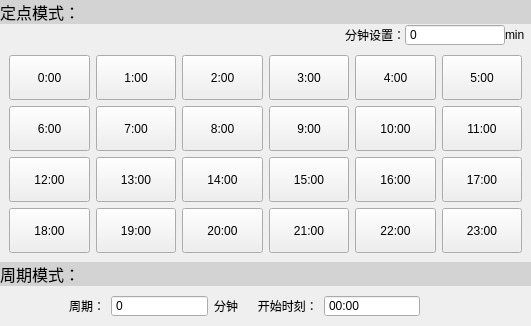
DREAM251/WaterMonitoring, file measuremode.ui: the form before one commit.
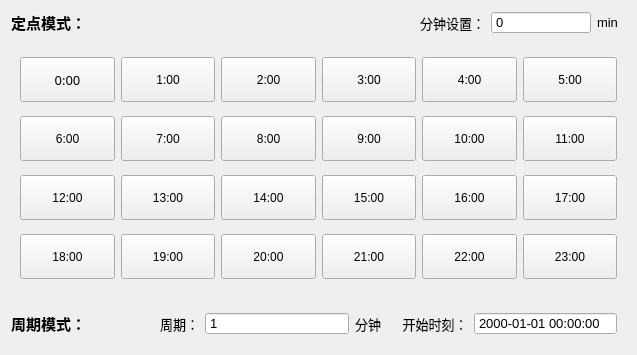
The form after the commit.

Commit message: 更改字体和界面

Diff of the .ui file:
```diff
--- a/measuremode.ui
+++ b/measuremode.ui
@@ -6,15 +6,20 @@
    <rect>
     <x>0</x>
     <y>0</y>
-    <width>531</width>
-    <height>325</height>
+    <width>637</width>
+    <height>355</height>
    </rect>
   </property>
+  <property name="font">
+   <font>
+    <pointsize>11</pointsize>
+   </font>
+  </property>
   <property name="windowTitle">
    <string>Frame</string>
   </property>
   <property name="styleSheet">
-   <string notr="true">#measureOption,#measureMode,#fixMode{background-color: lightGray;font: 75 12pt;}
+   <string notr="true">#measureOption,#measureMode,#fixMode{background-color: lightGray;font: 75 9pt;}
 </string>
   </property>
   <property name="frameShape">
@@ -23,70 +28,132 @@
   <property name="frameShadow">
    <enum>QFrame::Raised</enum>
   </property>
-  <layout class="QVBoxLayout" name="verticalLayout">
-   <property name="spacing">
-    <number>0</number>
-   </property>
-   <property name="margin">
-    <number>0</number>
-   </property>
-   <item>
-    <widget class="QLabel" name="fixMode">
+  <layout class="QGridLayout" name="gridLayout_2">
+   <item row="2" column="0" colspan="4">
+    <widget class="QWidget" name="widget_2" native="true">
      <property name="sizePolicy">
       <sizepolicy hsizetype="Preferred" vsizetype="Fixed">
        <horstretch>0</horstretch>
        <verstretch>0</verstretch>
       </sizepolicy>
      </property>
-     <property name="text">
-      <string>定点模式：</string>
+     <property name="font">
+      <font>
+       <pointsize>10</pointsize>
+      </font>
      </property>
+     <layout class="QHBoxLayout" name="horizontalLayout">
+      <property name="leftMargin">
+       <number>0</number>
+      </property>
+      <item>
+       <widget class="QLabel" name="label_4">
+        <property name="font">
+         <font>
+          <pointsize>11</pointsize>
+          <weight>75</weight>
+          <bold>true</bold>
+         </font>
+        </property>
+        <property name="text">
+         <string>周期模式：</string>
+        </property>
+       </widget>
+      </item>
+      <item>
+       <widget class="QLabel" name="label_12">
+        <property name="sizePolicy">
+         <sizepolicy hsizetype="Fixed" vsizetype="Preferred">
+          <horstretch>0</horstretch>
+          <verstretch>0</verstretch>
+         </sizepolicy>
+        </property>
+        <property name="font">
+         <font>
+          <pointsize>10</pointsize>
+         </font>
+        </property>
+        <property name="text">
+         <string>周期：</string>
+        </property>
+        <property name="alignment">
+         <set>Qt::AlignRight|Qt::AlignTrailing|Qt::AlignVCenter</set>
+        </property>
+       </widget>
+      </item>
+      <item>
+       <widget class="QSpinBox" name="MeasurePeriod">
+        <property name="font">
+         <font>
+          <pointsize>10</pointsize>
+         </font>
+        </property>
+        <property name="buttonSymbols">
+         <enum>QAbstractSpinBox::NoButtons</enum>
+        </property>
+        <property name="minimum">
+         <number>1</number>
+        </property>
+       </widget>
+      </item>
+      <item>
+       <widget class="QLabel" name="label_11">
+        <property name="sizePolicy">
+         <sizepolicy hsizetype="Fixed" vsizetype="Preferred">
+          <horstretch>0</horstretch>
+          <verstretch>0</verstretch>
+         </sizepolicy>
+        </property>
+        <property name="font">
+         <font>
+          <pointsize>10</pointsize>
+         </font>
+        </property>
+        <property name="text">
+         <string>分钟      开始时刻：</string>
+        </property>
+       </widget>
+      </item>
+      <item>
+       <widget class="QDateTimeEdit" name="MeasureStartTime">
+        <property name="font">
+         <font>
+          <pointsize>10</pointsize>
+         </font>
+        </property>
+        <property name="buttonSymbols">
+         <enum>QAbstractSpinBox::NoButtons</enum>
+        </property>
+        <property name="displayFormat">
+         <string>yyyy-MM-dd hh:mm:ss</string>
+        </property>
+       </widget>
+      </item>
+     </layout>
     </widget>
    </item>
-   <item>
-    <layout class="QHBoxLayout" name="horizontalLayout_2">
-     <item>
-      <widget class="QLabel" name="label">
-       <property name="sizePolicy">
-        <sizepolicy hsizetype="Expanding" vsizetype="Preferred">
-         <horstretch>0</horstretch>
-         <verstretch>0</verstretch>
-        </sizepolicy>
-       </property>
-       <property name="text">
-        <string>分钟设置：</string>
-       </property>
-       <property name="alignment">
-        <set>Qt::AlignRight|Qt::AlignTrailing|Qt::AlignVCenter</set>
-       </property>
-      </widget>
-     </item>
-     <item>
-      <widget class="QSpinBox" name="PointMin">
-       <property name="minimumSize">
-        <size>
-         <width>100</width>
-         <height>0</height>
-        </size>
-       </property>
-       <property name="buttonSymbols">
-        <enum>QAbstractSpinBox::NoButtons</enum>
-       </property>
-       <property name="maximum">
-        <number>59</number>
-       </property>
-      </widget>
-     </item>
-     <item>
-      <widget class="QLabel" name="label_2">
-       <property name="text">
-        <string>min  </string>
-       </property>
-      </widget>
-     </item>
-    </layout>
+   <item row="0" column="2">
+    <widget class="QSpinBox" name="PointMin">
+     <property name="minimumSize">
+      <size>
+       <width>100</width>
+       <height>0</height>
+      </size>
+     </property>
+     <property name="font">
+      <font>
+       <pointsize>10</pointsize>
+      </font>
+     </property>
+     <property name="buttonSymbols">
+      <enum>QAbstractSpinBox::NoButtons</enum>
+     </property>
+     <property name="maximum">
+      <number>59</number>
+     </property>
+    </widget>
    </item>
-   <item>
+   <item row="1" column="0" colspan="4">
     <widget class="QWidget" name="widget" native="true">
      <property name="sizePolicy">
       <sizepolicy hsizetype="Preferred" vsizetype="Expanding">
@@ -94,170 +161,16 @@
        <verstretch>0</verstretch>
       </sizepolicy>
      </property>
+     <property name="font">
+      <font>
+       <pointsize>9</pointsize>
+      </font>
+     </property>
      <property name="styleSheet">
-      <string notr="true">QPushButton::checked{background-color: rgb(3, 134, 18);}</string>
+      <string notr="true">QPushButton::checked{background-color: rgb(3, 134, 18);}
+font: 8pt &quot;Sans Serif&quot;;</string>
      </property>
      <layout class="QGridLayout" name="gridLayout">
-      <item row="0" column="0">
-       <widget class="QPushButton" name="point_1">
-        <property name="minimumSize">
-         <size>
-          <width>0</width>
-          <height>45</height>
-         </size>
-        </property>
-        <property name="text">
-         <string>0:00</string>
-        </property>
-        <property name="checkable">
-         <bool>true</bool>
-        </property>
-       </widget>
-      </item>
-      <item row="0" column="1">
-       <widget class="QPushButton" name="point_2">
-        <property name="minimumSize">
-         <size>
-          <width>0</width>
-          <height>45</height>
-         </size>
-        </property>
-        <property name="text">
-         <string>1:00</string>
-        </property>
-        <property name="checkable">
-         <bool>true</bool>
-        </property>
-       </widget>
-      </item>
-      <item row="0" column="2">
-       <widget class="QPushButton" name="point_3">
-        <property name="minimumSize">
-         <size>
-          <width>0</width>
-          <height>45</height>
-         </size>
-        </property>
-        <property name="text">
-         <string>2:00</string>
-        </property>
-        <property name="checkable">
-         <bool>true</bool>
-        </property>
-       </widget>
-      </item>
-      <item row="0" column="3">
-       <widget class="QPushButton" name="point_4">
-        <property name="minimumSize">
-         <size>
-          <width>0</width>
-          <height>45</height>
-         </size>
-        </property>
-        <property name="text">
-         <string>3:00</string>
-        </property>
-        <property name="checkable">
-         <bool>true</bool>
-        </property>
-       </widget>
-      </item>
-      <item row="0" column="4">
-       <widget class="QPushButton" name="point_5">
-        <property name="minimumSize">
-         <size>
-          <width>0</width>
-          <height>45</height>
-         </size>
-        </property>
-        <property name="text">
-         <string>4:00</string>
-        </property>
-        <property name="checkable">
-         <bool>true</bool>
-        </property>
-       </widget>
-      </item>
-      <item row="0" column="5">
-       <widget class="QPushButton" name="point_6">
-        <property name="minimumSize">
-         <size>
-          <width>0</width>
-          <height>45</height>
-         </size>
-        </property>
-        <property name="text">
-         <string>5:00</string>
-        </property>
-        <property name="checkable">
-         <bool>true</bool>
-        </property>
-       </widget>
-      </item>
-      <item row="1" column="0">
-       <widget class="QPushButton" name="point_7">
-        <property name="minimumSize">
-         <size>
-          <width>0</width>
-          <height>45</height>
-         </size>
-        </property>
-        <property name="text">
-         <string>6:00</string>
-        </property>
-        <property name="checkable">
-         <bool>true</bool>
-        </property>
-       </widget>
-      </item>
-      <item row="1" column="1">
-       <widget class="QPushButton" name="point_8">
-        <property name="minimumSize">
-         <size>
-          <width>0</width>
-          <height>45</height>
-         </size>
-        </property>
-        <property name="text">
-         <string>7:00</string>
-        </property>
-        <property name="checkable">
-         <bool>true</bool>
-        </property>
-       </widget>
-      </item>
-      <item row="1" column="2">
-       <widget class="QPushButton" name="point_9">
-        <property name="minimumSize">
-         <size>
-          <width>0</width>
-          <height>45</height>
-         </size>
-        </property>
-        <property name="text">
-         <string>8:00</string>
-        </property>
-        <property name="checkable">
-         <bool>true</bool>
-        </property>
-       </widget>
-      </item>
-      <item row="1" column="3">
-       <widget class="QPushButton" name="point_10">
-        <property name="minimumSize">
-         <size>
-          <width>0</width>
-          <height>45</height>
-         </size>
-        </property>
-        <property name="text">
-         <string>9:00</string>
-        </property>
-        <property name="checkable">
-         <bool>true</bool>
-        </property>
-       </widget>
-      </item>
       <item row="1" column="4">
        <widget class="QPushButton" name="point_11">
         <property name="minimumSize">
@@ -266,6 +179,9 @@
           <height>45</height>
          </size>
         </property>
+        <property name="styleSheet">
+         <string notr="true">font: 10pt &quot;Sans Serif&quot;;</string>
+        </property>
         <property name="text">
          <string>10:00</string>
         </property>
@@ -274,6 +190,63 @@
         </property>
        </widget>
       </item>
+      <item row="3" column="3">
+       <widget class="QPushButton" name="point_22">
+        <property name="minimumSize">
+         <size>
+          <width>0</width>
+          <height>45</height>
+         </size>
+        </property>
+        <property name="styleSheet">
+         <string notr="true">font: 10pt &quot;Sans Serif&quot;;</string>
+        </property>
+        <property name="text">
+         <string>21:00</string>
+        </property>
+        <property name="checkable">
+         <bool>true</bool>
+        </property>
+       </widget>
+      </item>
+      <item row="3" column="5">
+       <widget class="QPushButton" name="point_24">
+        <property name="minimumSize">
+         <size>
+          <width>0</width>
+          <height>45</height>
+         </size>
+        </property>
+        <property name="styleSheet">
+         <string notr="true">font: 10pt &quot;Sans Serif&quot;;</string>
+        </property>
+        <property name="text">
+         <string>23:00</string>
+        </property>
+        <property name="checkable">
+         <bool>true</bool>
+        </property>
+       </widget>
+      </item>
+      <item row="2" column="5">
+       <widget class="QPushButton" name="point_18">
+        <property name="minimumSize">
+         <size>
+          <width>0</width>
+          <height>45</height>
+         </size>
+        </property>
+        <property name="styleSheet">
+         <string notr="true">font: 10pt &quot;Sans Serif&quot;;</string>
+        </property>
+        <property name="text">
+         <string>17:00</string>
+        </property>
+        <property name="checkable">
+         <bool>true</bool>
+        </property>
+       </widget>
+      </item>
       <item row="1" column="5">
        <widget class="QPushButton" name="point_12">
         <property name="minimumSize">
@@ -282,6 +255,9 @@
           <height>45</height>
          </size>
         </property>
+        <property name="styleSheet">
+         <string notr="true">font: 10pt &quot;Sans Serif&quot;;</string>
+        </property>
         <property name="text">
          <string>11:00</string>
         </property>
@@ -290,48 +266,133 @@
         </property>
        </widget>
       </item>
-      <item row="2" column="0">
-       <widget class="QPushButton" name="point_13">
+      <item row="1" column="2">
+       <widget class="QPushButton" name="point_9">
         <property name="minimumSize">
          <size>
           <width>0</width>
           <height>45</height>
          </size>
         </property>
+        <property name="styleSheet">
+         <string notr="true">font: 10pt &quot;Sans Serif&quot;;</string>
+        </property>
         <property name="text">
-         <string>12:00</string>
+         <string>8:00</string>
         </property>
         <property name="checkable">
          <bool>true</bool>
         </property>
        </widget>
       </item>
-      <item row="2" column="1">
-       <widget class="QPushButton" name="point_14">
+      <item row="1" column="3">
+       <widget class="QPushButton" name="point_10">
         <property name="minimumSize">
          <size>
           <width>0</width>
           <height>45</height>
          </size>
         </property>
+        <property name="styleSheet">
+         <string notr="true">font: 10pt &quot;Sans Serif&quot;;</string>
+        </property>
         <property name="text">
-         <string>13:00</string>
+         <string>9:00</string>
         </property>
         <property name="checkable">
          <bool>true</bool>
         </property>
        </widget>
       </item>
-      <item row="2" column="2">
-       <widget class="QPushButton" name="point_15">
+      <item row="0" column="5">
+       <widget class="QPushButton" name="point_6">
         <property name="minimumSize">
          <size>
           <width>0</width>
           <height>45</height>
          </size>
         </property>
+        <property name="styleSheet">
+         <string notr="true">font: 10pt &quot;Sans Serif&quot;;</string>
+        </property>
         <property name="text">
-         <string>14:00</string>
+         <string>5:00</string>
+        </property>
+        <property name="checkable">
+         <bool>true</bool>
+        </property>
+       </widget>
+      </item>
+      <item row="1" column="0">
+       <widget class="QPushButton" name="point_7">
+        <property name="minimumSize">
+         <size>
+          <width>0</width>
+          <height>45</height>
+         </size>
+        </property>
+        <property name="styleSheet">
+         <string notr="true">font: 10pt &quot;Sans Serif&quot;;</string>
+        </property>
+        <property name="text">
+         <string>6:00</string>
+        </property>
+        <property name="checkable">
+         <bool>true</bool>
+        </property>
+       </widget>
+      </item>
+      <item row="3" column="4">
+       <widget class="QPushButton" name="point_23">
+        <property name="minimumSize">
+         <size>
+          <width>0</width>
+          <height>45</height>
+         </size>
+        </property>
+        <property name="styleSheet">
+         <string notr="true">font: 10pt &quot;Sans Serif&quot;;</string>
+        </property>
+        <property name="text">
+         <string>22:00</string>
+        </property>
+        <property name="checkable">
+         <bool>true</bool>
+        </property>
+       </widget>
+      </item>
+      <item row="0" column="3">
+       <widget class="QPushButton" name="point_4">
+        <property name="minimumSize">
+         <size>
+          <width>0</width>
+          <height>45</height>
+         </size>
+        </property>
+        <property name="styleSheet">
+         <string notr="true">font: 10pt &quot;Sans Serif&quot;;</string>
+        </property>
+        <property name="text">
+         <string>3:00</string>
+        </property>
+        <property name="checkable">
+         <bool>true</bool>
+        </property>
+       </widget>
+      </item>
+      <item row="0" column="1">
+       <widget class="QPushButton" name="point_2">
+        <property name="minimumSize">
+         <size>
+          <width>0</width>
+          <height>45</height>
+         </size>
+        </property>
+        <property name="styleSheet">
+         <string notr="true">font: 10pt &quot;Sans Serif&quot;;</string>
+        </property>
+        <property name="text">
+         <string>1:00</string>
         </property>
         <property name="checkable">
          <bool>true</bool>
@@ -346,6 +407,9 @@
           <height>45</height>
          </size>
         </property>
+        <property name="styleSheet">
+         <string notr="true">font: 10pt &quot;Sans Serif&quot;;</string>
+        </property>
         <property name="text">
          <string>15:00</string>
         </property>
@@ -362,6 +426,9 @@
           <height>45</height>
          </size>
         </property>
+        <property name="styleSheet">
+         <string notr="true">font: 10pt &quot;Sans Serif&quot;;</string>
+        </property>
         <property name="text">
          <string>16:00</string>
         </property>
@@ -370,32 +437,57 @@
         </property>
        </widget>
       </item>
-      <item row="2" column="5">
-       <widget class="QPushButton" name="point_18">
+      <item row="0" column="2">
+       <widget class="QPushButton" name="point_3">
         <property name="minimumSize">
          <size>
           <width>0</width>
           <height>45</height>
          </size>
         </property>
+        <property name="styleSheet">
+         <string notr="true">font: 10pt &quot;Sans Serif&quot;;</string>
+        </property>
         <property name="text">
-         <string>17:00</string>
+         <string>2:00</string>
         </property>
         <property name="checkable">
          <bool>true</bool>
         </property>
        </widget>
       </item>
-      <item row="3" column="0">
-       <widget class="QPushButton" name="point_19">
+      <item row="2" column="1">
+       <widget class="QPushButton" name="point_14">
         <property name="minimumSize">
          <size>
           <width>0</width>
           <height>45</height>
          </size>
         </property>
+        <property name="styleSheet">
+         <string notr="true">font: 10pt &quot;Sans Serif&quot;;</string>
+        </property>
         <property name="text">
-         <string>18:00</string>
+         <string>13:00</string>
+        </property>
+        <property name="checkable">
+         <bool>true</bool>
+        </property>
+       </widget>
+      </item>
+      <item row="1" column="1">
+       <widget class="QPushButton" name="point_8">
+        <property name="minimumSize">
+         <size>
+          <width>0</width>
+          <height>45</height>
+         </size>
+        </property>
+        <property name="styleSheet">
+         <string notr="true">font: 10pt &quot;Sans Serif&quot;;</string>
+        </property>
+        <property name="text">
+         <string>7:00</string>
         </property>
         <property name="checkable">
          <bool>true</bool>
@@ -410,6 +502,9 @@
           <height>45</height>
          </size>
         </property>
+        <property name="styleSheet">
+         <string notr="true">font: 10pt &quot;Sans Serif&quot;;</string>
+        </property>
         <property name="text">
          <string>19:00</string>
         </property>
@@ -426,6 +521,9 @@
           <height>45</height>
          </size>
         </property>
+        <property name="styleSheet">
+         <string notr="true">font: 10pt &quot;Sans Serif&quot;;</string>
+        </property>
         <property name="text">
          <string>20:00</string>
         </property>
@@ -434,142 +532,167 @@
         </property>
        </widget>
       </item>
-      <item row="3" column="3">
-       <widget class="QPushButton" name="point_22">
+      <item row="0" column="0">
+       <widget class="QPushButton" name="point_1">
         <property name="minimumSize">
          <size>
           <width>0</width>
           <height>45</height>
          </size>
         </property>
+        <property name="font">
+         <font>
+          <family>Sans Serif</family>
+          <pointsize>10</pointsize>
+          <weight>50</weight>
+          <italic>false</italic>
+          <bold>false</bold>
+         </font>
+        </property>
+        <property name="styleSheet">
+         <string notr="true">font: 10pt &quot;Sans Serif&quot;;</string>
+        </property>
         <property name="text">
-         <string>21:00</string>
+         <string>0:00</string>
         </property>
         <property name="checkable">
          <bool>true</bool>
         </property>
        </widget>
       </item>
-      <item row="3" column="4">
-       <widget class="QPushButton" name="point_23">
+      <item row="0" column="4">
+       <widget class="QPushButton" name="point_5">
         <property name="minimumSize">
          <size>
           <width>0</width>
           <height>45</height>
          </size>
         </property>
+        <property name="styleSheet">
+         <string notr="true">font: 10pt &quot;Sans Serif&quot;;</string>
+        </property>
         <property name="text">
-         <string>22:00</string>
+         <string>4:00</string>
         </property>
         <property name="checkable">
          <bool>true</bool>
         </property>
        </widget>
       </item>
-      <item row="3" column="5">
-       <widget class="QPushButton" name="point_24">
+      <item row="3" column="0">
+       <widget class="QPushButton" name="point_19">
         <property name="minimumSize">
          <size>
           <width>0</width>
           <height>45</height>
          </size>
         </property>
+        <property name="styleSheet">
+         <string notr="true">font: 10pt &quot;Sans Serif&quot;;</string>
+        </property>
         <property name="text">
-         <string>23:00</string>
+         <string>18:00</string>
         </property>
         <property name="checkable">
          <bool>true</bool>
         </property>
        </widget>
       </item>
-     </layout>
-    </widget>
-   </item>
-   <item>
-    <widget class="QLabel" name="measureOption">
-     <property name="sizePolicy">
-      <sizepolicy hsizetype="Preferred" vsizetype="Fixed">
-       <horstretch>0</horstretch>
-       <verstretch>0</verstretch>
-      </sizepolicy>
-     </property>
-     <property name="text">
-      <string>周期模式：</string>
-     </property>
-    </widget>
-   </item>
-   <item>
-    <widget class="QWidget" name="widget_2" native="true">
-     <property name="sizePolicy">
-      <sizepolicy hsizetype="Preferred" vsizetype="Fixed">
-       <horstretch>0</horstretch>
-       <verstretch>0</verstretch>
-      </sizepolicy>
-     </property>
-     <layout class="QHBoxLayout" name="horizontalLayout">
-      <item>
-       <widget class="QLabel" name="label_12">
-        <property name="text">
-         <string>周期：</string>
+      <item row="2" column="2">
+       <widget class="QPushButton" name="point_15">
+        <property name="minimumSize">
+         <size>
+          <width>0</width>
+          <height>45</height>
+         </size>
         </property>
-        <property name="alignment">
-         <set>Qt::AlignRight|Qt::AlignTrailing|Qt::AlignVCenter</set>
+        <property name="styleSheet">
+         <string notr="true">font: 10pt &quot;Sans Serif&quot;;</string>
         </property>
-       </widget>
-      </item>
-      <item>
-       <widget class="QSpinBox" name="MeasurePeriod">
-        <property name="buttonSymbols">
-         <enum>QAbstractSpinBox::NoButtons</enum>
-        </property>
-       </widget>
-      </item>
-      <item>
-       <widget class="QLabel" name="label_11">
         <property name="text">
-         <string>分钟      开始时刻：</string>
+         <string>14:00</string>
         </property>
+        <property name="checkable">
+         <bool>true</bool>
+        </property>
        </widget>
       </item>
-      <item>
-       <widget class="QTimeEdit" name="MeasureStartTime">
-        <property name="wrapping">
-         <bool>false</bool>
+      <item row="2" column="0">
+       <widget class="QPushButton" name="point_13">
+        <property name="minimumSize">
+         <size>
+          <width>0</width>
+          <height>45</height>
+         </size>
         </property>
-        <property name="buttonSymbols">
-         <enum>QAbstractSpinBox::NoButtons</enum>
+        <property name="styleSheet">
+         <string notr="true">font: 10pt &quot;Sans Serif&quot;;</string>
         </property>
-        <property name="accelerated">
-         <bool>false</bool>
+        <property name="text">
+         <string>12:00</string>
         </property>
-        <property name="correctionMode">
-         <enum>QAbstractSpinBox::CorrectToPreviousValue</enum>
-        </property>
-        <property name="keyboardTracking">
+        <property name="checkable">
          <bool>true</bool>
         </property>
-        <property name="displayFormat">
-         <string>HH:mm</string>
-        </property>
-        <property name="calendarPopup">
-         <bool>false</bool>
-        </property>
        </widget>
       </item>
-      <item>
-       <widget class="QLabel" name="label_13">
-        <property name="text">
-         <string/>
-        </property>
-        <property name="alignment">
-         <set>Qt::AlignRight|Qt::AlignTrailing|Qt::AlignVCenter</set>
-        </property>
-       </widget>
-      </item>
      </layout>
     </widget>
    </item>
+   <item row="0" column="3">
+    <widget class="QLabel" name="label_2">
+     <property name="font">
+      <font>
+       <pointsize>10</pointsize>
+      </font>
+     </property>
+     <property name="text">
+      <string>min  </string>
+     </property>
+    </widget>
+   </item>
+   <item row="0" column="1">
+    <widget class="QLabel" name="label">
+     <property name="sizePolicy">
+      <sizepolicy hsizetype="Expanding" vsizetype="Preferred">
+       <horstretch>0</horstretch>
+       <verstretch>0</verstretch>
+      </sizepolicy>
+     </property>
+     <property name="font">
+      <font>
+       <pointsize>10</pointsize>
+      </font>
+     </property>
+     <property name="text">
+      <string>分钟设置：</string>
+     </property>
+     <property name="alignment">
+      <set>Qt::AlignRight|Qt::AlignTrailing|Qt::AlignVCenter</set>
+     </property>
+    </widget>
+   </item>
+   <item row="0" column="0">
+    <widget class="QLabel" name="label_3">
+     <property name="font">
+      <font>
+       <pointsize>11</pointsize>
+       <weight>75</weight>
+       <bold>true</bold>
+      </font>
+     </property>
+     <property name="text">
+      <string>定点模式：</string>
+     </property>
+    </widget>
+   </item>
   </layout>
+  <zorder>label</zorder>
+  <zorder>PointMin</zorder>
+  <zorder>widget</zorder>
+  <zorder>widget_2</zorder>
+  <zorder>label_2</zorder>
+  <zorder>label_3</zorder>
  </widget>
  <resources/>
  <connections/>
```
Left out of the diff: 1 changed line with no effect on the pictures.
